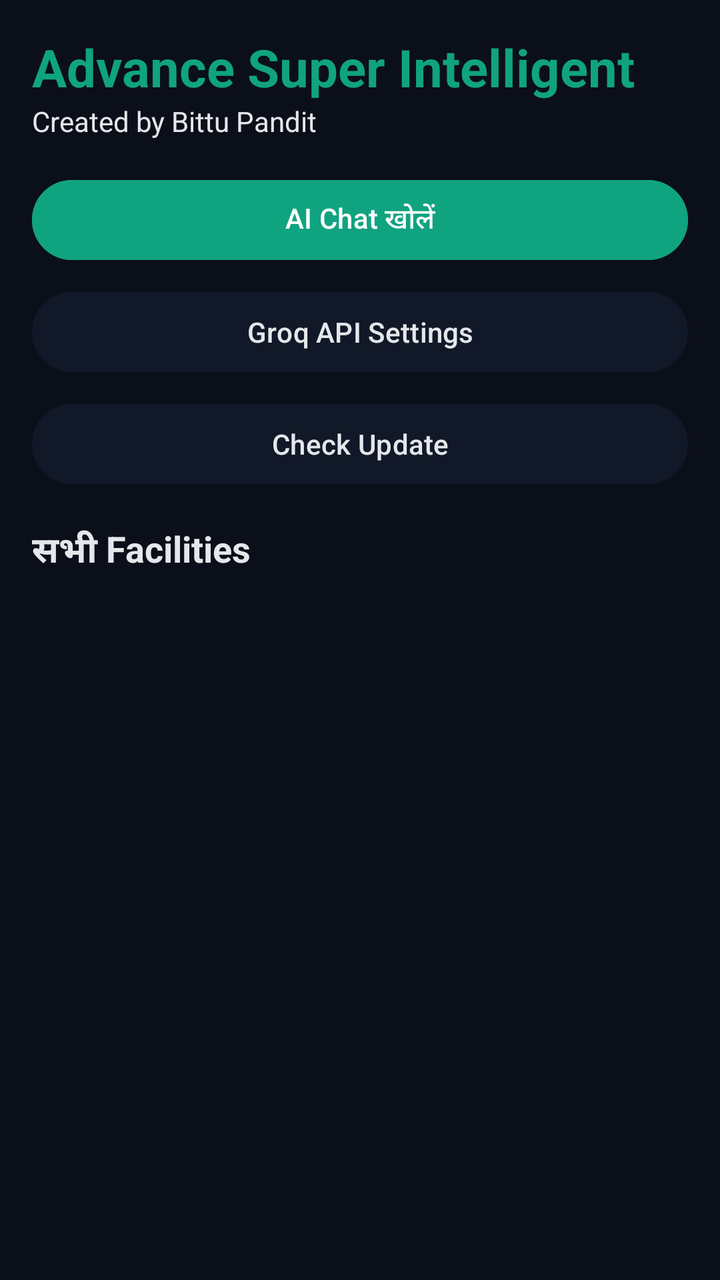
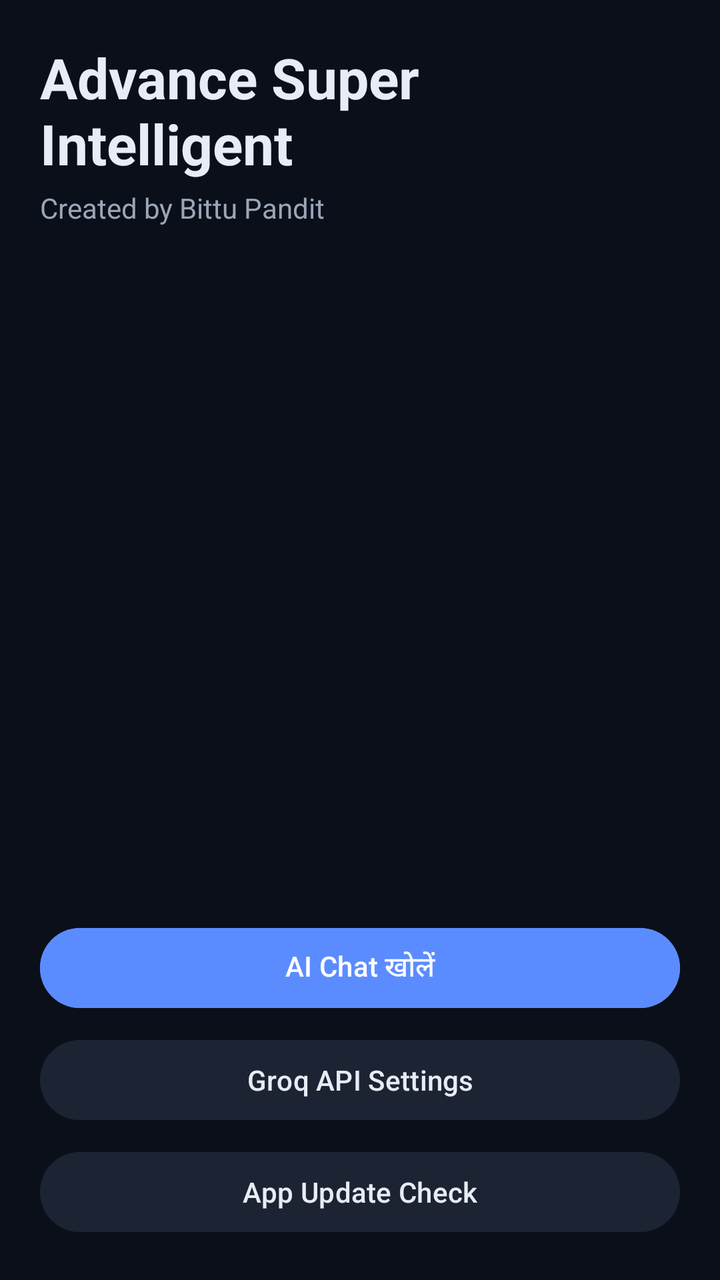

An Android layout rendered at two revisions. The XML below is the earlier revision; the diff shows what the commit changed to produce the second picture.
<!-- AndroidManifest.xml: application theme Theme.BittuAI -->
<!-- res/layout/activity_home.xml -->
<?xml version="1.0" encoding="utf-8"?>
<LinearLayout xmlns:android="http://schemas.android.com/apk/res/android"
    android:layout_width="match_parent"
    android:layout_height="match_parent"
    android:background="@color/bittu_background"
    android:orientation="vertical"
    android:padding="16dp">

    <TextView
        android:layout_width="match_parent"
        android:layout_height="wrap_content"
        android:text="Advance Super Intelligent"
        android:textColor="@color/bittu_green"
        android:textSize="26sp"
        android:textStyle="bold" />

    <TextView
        android:layout_width="match_parent"
        android:layout_height="wrap_content"
        android:text="Created by Bittu Pandit"
        android:textColor="@color/bittu_text" />

    <Button
        android:id="@+id/openChatButton"
        android:layout_width="match_parent"
        android:layout_height="wrap_content"
        android:layout_marginTop="16dp"
        android:backgroundTint="@color/bittu_green"
        android:text="AI Chat खोलें"
        android:textColor="#FFFFFF" />

    <Button
        android:id="@+id/openSettingsButton"
        android:layout_width="match_parent"
        android:layout_height="wrap_content"
        android:layout_marginTop="8dp"
        android:backgroundTint="@color/bittu_surface"
        android:text="Groq API Settings"
        android:textColor="@color/bittu_text" />

    <Button
        android:id="@+id/checkUpdateButton"
        android:layout_width="match_parent"
        android:layout_height="wrap_content"
        android:layout_marginTop="8dp"
        android:backgroundTint="@color/bittu_surface"
        android:text="Check Update"
        android:textColor="@color/bittu_text" />

    <TextView
        android:layout_width="match_parent"
        android:layout_height="wrap_content"
        android:layout_marginTop="16dp"
        android:text="सभी Facilities"
        android:textColor="@color/bittu_text"
        android:textSize="18sp"
        android:textStyle="bold" />

    <ScrollView
        android:layout_width="match_parent"
        android:layout_height="0dp"
        android:layout_marginTop="8dp"
        android:layout_weight="1">

        <GridLayout
            android:id="@+id/featureGrid"
            android:layout_width="match_parent"
            android:layout_height="wrap_content"
            android:columnCount="2"
            android:useDefaultMargins="true" />
    </ScrollView>

</LinearLayout>
<!-- resources referenced by this layout -->
<resources>
  <color name="bittu_background">#0B0F19</color>
  <color name="bittu_green">#10A37F</color>
  <color name="bittu_surface">#111827</color>
  <color name="bittu_text">#E5E7EB</color>
  <style name="Theme.BittuAI" parent="Theme.Material3.Dark.NoActionBar">
          <item name="colorPrimary">@color/bittu_green</item>
          <item name="android:statusBarColor">@color/bittu_background</item>
          <item name="android:navigationBarColor">@color/bittu_background</item>
      </style>
</resources>

<!-- the commit's change to res/layout/activity_home.xml (unified diff, before → after) -->
@@ -4,62 +4,28 @@
     android:layout_height="match_parent"
     android:background="@color/bittu_background"
     android:orientation="vertical"
-    android:padding="16dp">
+    android:padding="20dp">
 
     <TextView
         android:layout_width="match_parent"
         android:layout_height="wrap_content"
         android:text="Advance Super Intelligent"
-        android:textColor="@color/bittu_green"
-        android:textSize="26sp"
+        android:textColor="@color/bittu_text"
+        android:textSize="28sp"
         android:textStyle="bold" />
 
     <TextView
         android:layout_width="match_parent"
         android:layout_height="wrap_content"
+        android:layout_marginTop="4dp"
         android:text="Created by Bittu Pandit"
-        android:textColor="@color/bittu_text" />
-
-    <Button
-        android:id="@+id/openChatButton"
-        android:layout_width="match_parent"
-        android:layout_height="wrap_content"
-        android:layout_marginTop="16dp"
-        android:backgroundTint="@color/bittu_green"
-        android:text="AI Chat खोलें"
-        android:textColor="#FFFFFF" />
-
-    <Button
-        android:id="@+id/openSettingsButton"
-        android:layout_width="match_parent"
-        android:layout_height="wrap_content"
-        android:layout_marginTop="8dp"
-        android:backgroundTint="@color/bittu_surface"
-        android:text="Groq API Settings"
-        android:textColor="@color/bittu_text" />
-
-    <Button
-        android:id="@+id/checkUpdateButton"
-        android:layout_width="match_parent"
-        android:layout_height="wrap_content"
-        android:layout_marginTop="8dp"
-        android:backgroundTint="@color/bittu_surface"
-        android:text="Check Update"
-        android:textColor="@color/bittu_text" />
-
-    <TextView
-        android:layout_width="match_parent"
-        android:layout_height="wrap_content"
-        android:layout_marginTop="16dp"
-        android:text="सभी Facilities"
-        android:textColor="@color/bittu_text"
-        android:textSize="18sp"
-        android:textStyle="bold" />
+        android:textColor="@color/bittu_text_secondary"
+        android:textSize="14sp" />
 
     <ScrollView
         android:layout_width="match_parent"
         android:layout_height="0dp"
-        android:layout_marginTop="8dp"
+        android:layout_marginTop="20dp"
         android:layout_weight="1">
 
         <GridLayout
@@ -70,4 +36,31 @@
             android:useDefaultMargins="true" />
     </ScrollView>
 
+    <Button
+        android:id="@+id/openChatButton"
+        android:layout_width="match_parent"
+        android:layout_height="wrap_content"
+        android:layout_marginTop="12dp"
+        android:backgroundTint="@color/bittu_accent"
+        android:text="AI Chat खोलें"
+        android:textColor="#FFFFFF" />
+
+    <Button
+        android:id="@+id/openSettingsButton"
+        android:layout_width="match_parent"
+        android:layout_height="wrap_content"
+        android:layout_marginTop="8dp"
+        android:backgroundTint="@color/bittu_surface_alt"
+        android:text="Groq API Settings"
+        android:textColor="@color/bittu_text" />
+
+    <Button
+        android:id="@+id/checkUpdateButton"
+        android:layout_width="match_parent"
+        android:layout_height="wrap_content"
+        android:layout_marginTop="8dp"
+        android:backgroundTint="@color/bittu_surface_alt"
+        android:text="App Update Check"
+        android:textColor="@color/bittu_text" />
+
 </LinearLayout>
<!-- resource entries referenced after the edit -->
@@ -1,11 +1,17 @@
 <!-- resources referenced by this layout -->
 <resources>
+  <color name="bittu_accent">#5B8CFF</color>
   <color name="bittu_background">#0B0F19</color>
-  <color name="bittu_green">#10A37F</color>
-  <color name="bittu_surface">#111827</color>
-  <color name="bittu_text">#E5E7EB</color>
+  <color name="bittu_surface_alt">#1C2433</color>
+  <color name="bittu_surface">#151B27</color>
+  <color name="bittu_text">#E7ECF5</color>
+  <color name="bittu_text_secondary">#9AA6B8</color>
   <style name="Theme.BittuAI" parent="Theme.Material3.Dark.NoActionBar">
-          <item name="colorPrimary">@color/bittu_green</item>
+          <item name="android:windowBackground">@color/bittu_background</item>
+          <item name="colorPrimary">@color/bittu_accent</item>
+          <item name="colorOnPrimary">#FFFFFF</item>
+          <item name="colorSurface">@color/bittu_surface</item>
+          <item name="colorOnSurface">@color/bittu_text</item>
           <item name="android:statusBarColor">@color/bittu_background</item>
           <item name="android:navigationBarColor">@color/bittu_background</item>
       </style>
